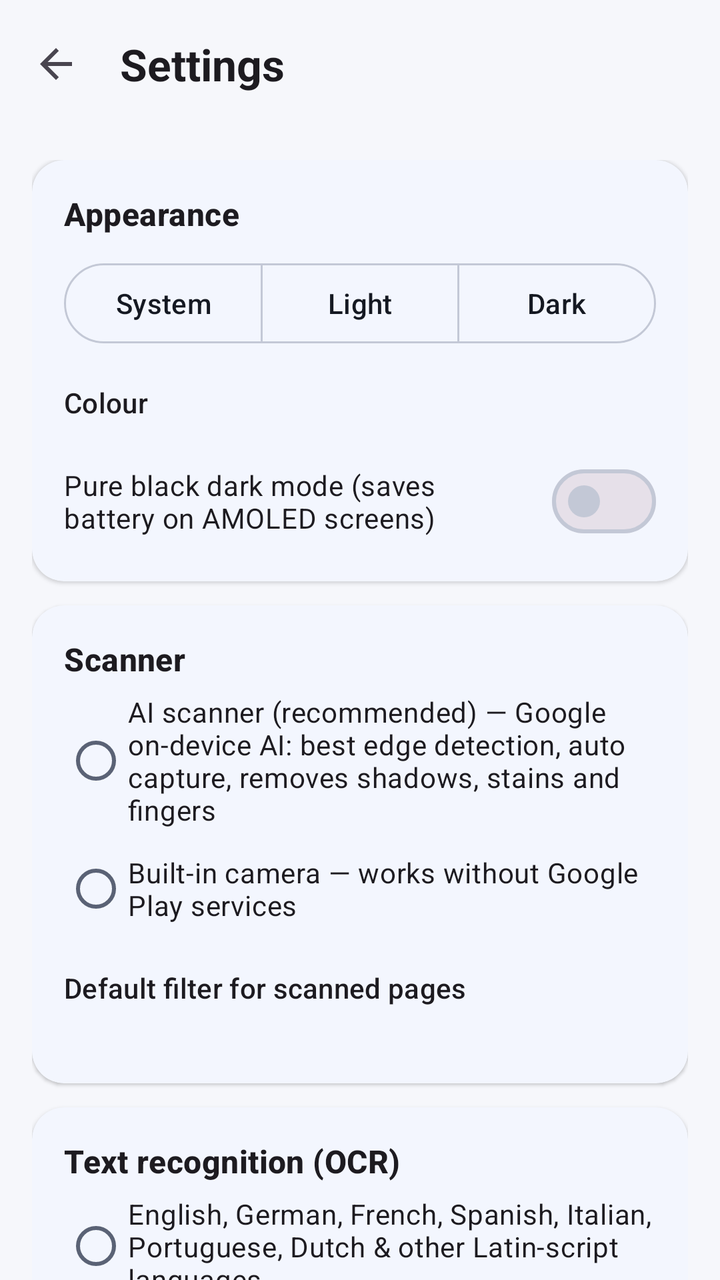
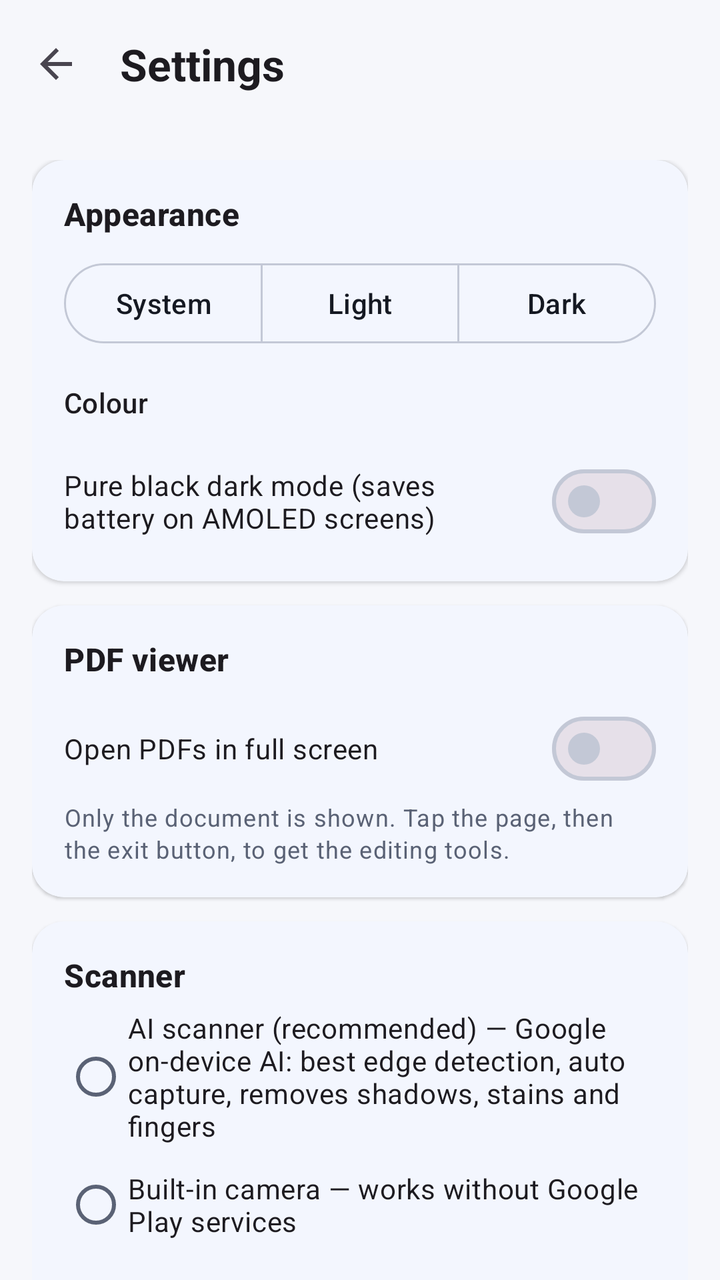

Compare the two renders of this Android layout. The source of the first and the diff that turns it into the second are given below.
<!-- AndroidManifest.xml: application theme Theme.ScanSign -->
<!-- res/layout/activity_settings.xml -->
<?xml version="1.0" encoding="utf-8"?>
<LinearLayout xmlns:android="http://schemas.android.com/apk/res/android"
    xmlns:app="http://schemas.android.com/apk/res-auto"
    android:layout_width="match_parent"
    android:layout_height="match_parent"
    android:orientation="vertical">

    <com.google.android.material.appbar.MaterialToolbar
        android:id="@+id/toolbar"
        style="@style/Widget.App.Toolbar"
        android:layout_width="match_parent"
        android:layout_height="?attr/actionBarSize"
        app:navigationIcon="@drawable/ic_back"
        app:title="Settings" />

    <androidx.core.widget.NestedScrollView
        android:layout_width="match_parent"
        android:layout_height="match_parent">

        <LinearLayout
            android:id="@+id/content"
            android:layout_gravity="center_horizontal"
            android:layout_width="match_parent"
            android:layout_height="wrap_content"
            android:orientation="vertical"
            android:padding="16dp">

            <com.google.android.material.card.MaterialCardView
                android:layout_width="match_parent"
                android:layout_height="wrap_content"
                android:layout_marginBottom="12dp">

                <LinearLayout
                    android:layout_width="match_parent"
                    android:layout_height="wrap_content"
                    android:orientation="vertical"
                    android:padding="16dp">

                    <TextView
                        android:layout_width="wrap_content"
                        android:layout_height="wrap_content"
                        android:text="Appearance"
                        android:textAppearance="@style/TextAppearance.App.Section" />

                    <com.google.android.material.button.MaterialButtonToggleGroup
                        android:id="@+id/modeGroup"
                        android:layout_width="match_parent"
                        android:layout_height="wrap_content"
                        android:layout_marginTop="10dp"
                        app:selectionRequired="true"
                        app:singleSelection="true">

                        <com.google.android.material.button.MaterialButton
                            android:id="@+id/modeSystem"
                            style="@style/Widget.Material3.Button.OutlinedButton"
                            android:layout_width="0dp"
                            android:layout_height="48dp"
                            android:layout_weight="1"
                            android:maxLines="1"
                            android:text="System" />

                        <com.google.android.material.button.MaterialButton
                            android:id="@+id/modeLight"
                            style="@style/Widget.Material3.Button.OutlinedButton"
                            android:layout_width="0dp"
                            android:layout_height="48dp"
                            android:layout_weight="1"
                            android:maxLines="1"
                            android:text="Light" />

                        <com.google.android.material.button.MaterialButton
                            android:id="@+id/modeDark"
                            style="@style/Widget.Material3.Button.OutlinedButton"
                            android:layout_width="0dp"
                            android:layout_height="48dp"
                            android:layout_weight="1"
                            android:maxLines="1"
                            android:text="Dark" />
                    </com.google.android.material.button.MaterialButtonToggleGroup>

                    <TextView
                        android:layout_width="wrap_content"
                        android:layout_height="wrap_content"
                        android:layout_marginTop="16dp"
                        android:text="Colour"
                        android:textAppearance="@style/TextAppearance.Material3.LabelLarge" />

                    <LinearLayout
                        android:id="@+id/accents"
                        android:layout_width="match_parent"
                        android:layout_height="wrap_content"
                        android:layout_marginTop="8dp"
                        android:orientation="vertical" />

                    <com.google.android.material.materialswitch.MaterialSwitch
                        android:id="@+id/amoled"
                        android:layout_width="match_parent"
                        android:layout_height="wrap_content"
                        android:layout_marginTop="8dp"
                        android:text="Pure black dark mode (saves battery on AMOLED screens)" />
                </LinearLayout>
            </com.google.android.material.card.MaterialCardView>

            <com.google.android.material.card.MaterialCardView
                android:layout_width="match_parent"
                android:layout_height="wrap_content">

                <LinearLayout
                    android:layout_width="match_parent"
                    android:layout_height="wrap_content"
                    android:orientation="vertical"
                    android:padding="16dp">

                    <TextView
                        android:layout_width="wrap_content"
                        android:layout_height="wrap_content"
                        android:text="Scanner"
                        android:textAppearance="@style/TextAppearance.App.Section" />

                    <RadioGroup
                        android:id="@+id/scanner"
                        android:layout_width="match_parent"
                        android:layout_height="wrap_content"
                        android:layout_marginTop="6dp">

                        <RadioButton
                            android:id="@+id/scannerAi"
                            android:layout_width="match_parent"
                            android:layout_height="wrap_content"
                            android:text="AI scanner (recommended) — Google on-device AI: best edge detection, auto capture, removes shadows, stains and fingers" />

                        <RadioButton
                            android:id="@+id/scannerBuiltin"
                            android:layout_width="match_parent"
                            android:layout_height="wrap_content"
                            android:layout_marginTop="6dp"
                            android:text="Built-in camera — works without Google Play services" />
                    </RadioGroup>

                    <TextView
                        android:layout_width="wrap_content"
                        android:layout_height="wrap_content"
                        android:layout_marginTop="16dp"
                        android:text="Default filter for scanned pages"
                        android:textAppearance="@style/TextAppearance.Material3.LabelLarge" />

                    <com.google.android.material.chip.ChipGroup
                        android:id="@+id/filterGroup"
                        android:layout_width="match_parent"
                        android:layout_height="wrap_content"
                        android:layout_marginTop="4dp"
                        app:selectionRequired="true"
                        app:singleSelection="true" />

                    <TextView
                        android:id="@+id/filterHint"
                        android:layout_width="match_parent"
                        android:layout_height="wrap_content"
                        android:layout_marginTop="2dp"
                        android:textAppearance="@style/TextAppearance.Material3.BodySmall"
                        android:textColor="?attr/colorOnSurfaceVariant" />
                </LinearLayout>
            </com.google.android.material.card.MaterialCardView>

            <com.google.android.material.card.MaterialCardView
                android:layout_width="match_parent"
                android:layout_height="wrap_content"
                android:layout_marginTop="12dp">

                <LinearLayout
                    android:layout_width="match_parent"
                    android:layout_height="wrap_content"
                    android:orientation="vertical"
                    android:padding="16dp">

                    <TextView
                        android:layout_width="wrap_content"
                        android:layout_height="wrap_content"
                        android:text="Text recognition (OCR)"
                        android:textAppearance="@style/TextAppearance.App.Section" />

                    <RadioGroup
                        android:id="@+id/ocr"
                        android:layout_width="match_parent"
                        android:layout_height="wrap_content"
                        android:layout_marginTop="6dp">

                        <RadioButton
                            android:id="@+id/ocrLatin"
                            android:layout_width="match_parent"
                            android:layout_height="wrap_content"
                            android:text="English, German, French, Spanish, Italian, Portuguese, Dutch &amp; other Latin-script languages" />

                        <RadioButton
                            android:id="@+id/ocrDeva"
                            android:layout_width="match_parent"
                            android:layout_height="wrap_content"
                            android:text="Hindi, Marathi, Nepali (Devanagari)" />
                    </RadioGroup>

                    <com.google.android.material.materialswitch.MaterialSwitch
                        android:id="@+id/searchable"
                        android:layout_width="match_parent"
                        android:layout_height="wrap_content"
                        android:layout_marginTop="10dp"
                        android:text="Make scanned PDFs searchable (adds hidden text)" />

                    <TextView
                        android:layout_width="match_parent"
                        android:layout_height="wrap_content"
                        android:layout_marginTop="6dp"
                        android:text="Recognition runs fully on your phone. Nothing is uploaded."
                        android:textAppearance="@style/TextAppearance.Material3.BodySmall"
                        android:textColor="?attr/colorOnSurfaceVariant" />
                </LinearLayout>
            </com.google.android.material.card.MaterialCardView>
        </LinearLayout>
    </androidx.core.widget.NestedScrollView>
</LinearLayout>
<!-- resources referenced by this layout -->
<resources>
  <!-- drawable ic_back (drawable) -->
  <?xml version="1.0" encoding="utf-8"?>
  <vector xmlns:android="http://schemas.android.com/apk/res/android"
      android:width="24dp" android:height="24dp"
      android:viewportWidth="24" android:viewportHeight="24"
      android:tint="?attr/colorControlNormal">
      <path android:fillColor="#FFFFFFFF" android:pathData="M20,11H7.83l5.59,-5.59L12,4l-8,8 8,8 1.41,-1.41L7.83,13H20v-2z" />
  </vector>
  <style name="TextAppearance.App.Section" parent="TextAppearance.Material3.TitleMedium">
          <item name="android:textStyle">bold</item>
      </style>
  <style name="Widget.App.Toolbar" parent="Widget.Material3.Toolbar">
          <item name="android:background">?android:attr/colorBackground</item>
          <item name="titleTextAppearance">@style/TextAppearance.App.ToolbarTitle</item>
      </style>
  <style name="Theme.ScanSign" parent="Theme.Material3.DayNight.NoActionBar">
          <item name="colorPrimary">@color/md_primary</item>
          <item name="colorOnPrimary">@color/md_on_primary</item>
          <item name="colorPrimaryContainer">@color/md_primary_container</item>
          <item name="colorOnPrimaryContainer">@color/md_on_primary_container</item>
          <item name="colorSecondary">@color/md_secondary</item>
          <item name="colorSecondaryContainer">@color/md_secondary_container</item>
          <item name="colorOnSecondaryContainer">@color/md_on_secondary_container</item>
          <item name="android:colorBackground">@color/md_background</item>
          <item name="colorSurface">@color/md_surface</item>
          <item name="colorSurfaceVariant">@color/md_surface_variant</item>
          <item name="colorOnSurface">@color/md_on_surface</item>
          <item name="colorOnSurfaceVariant">@color/md_on_surface_variant</item>
          <item name="colorOutline">@color/md_outline</item>
          <item name="android:windowBackground">@color/md_background</item>
          <item name="android:windowLightStatusBar">@bool/light_bars</item>
          <item name="materialCardViewStyle">@style/Widget.App.Card</item>
      </style>
  <style name="TextAppearance.App.ToolbarTitle" parent="TextAppearance.Material3.TitleLarge">
          <item name="android:textStyle">bold</item>
      </style>
  <color name="md_primary">#2457F5</color>
  <color name="md_on_primary">#FFFFFF</color>
  <color name="md_primary_container">#DCE4FF</color>
  <color name="md_on_primary_container">#001652</color>
  <color name="md_secondary">#00A893</color>
  <color name="md_secondary_container">#C9F5EE</color>
  <color name="md_on_secondary_container">#00201C</color>
  <color name="md_background">#F6F7FB</color>
  <color name="md_surface">#FFFFFF</color>
  <color name="md_surface_variant">#E7EAF3</color>
  <color name="md_on_surface">#151922</color>
  <color name="md_on_surface_variant">#5A6275</color>
  <color name="md_outline">#C3C8D6</color>
  <style name="Widget.App.Card" parent="Widget.Material3.CardView.Elevated">
          <item name="cardCornerRadius">16dp</item>
          <item name="cardElevation">1dp</item>
          <item name="cardBackgroundColor">?attr/colorSurface</item>
      </style>
</resources>

<!-- the commit's change to res/layout/activity_settings.xml (unified diff, before → after) -->
@@ -37,8 +37,11 @@
                     android:padding="16dp">
 
                     <TextView
-                        android:layout_width="wrap_content"
-                        android:layout_height="wrap_content"
+                        android:id="@+id/secAppearance"
+                        android:layout_width="wrap_content"
+                        android:layout_height="wrap_content"
+                        android:drawablePadding="12dp"
+                        android:gravity="center_vertical"
                         android:text="Appearance"
                         android:textAppearance="@style/TextAppearance.App.Section" />
 
@@ -103,6 +106,43 @@
 
             <com.google.android.material.card.MaterialCardView
                 android:layout_width="match_parent"
+                android:layout_height="wrap_content"
+                android:layout_marginBottom="12dp">
+
+                <LinearLayout
+                    android:layout_width="match_parent"
+                    android:layout_height="wrap_content"
+                    android:orientation="vertical"
+                    android:padding="16dp">
+
+                    <TextView
+                        android:id="@+id/secViewer"
+                        android:layout_width="wrap_content"
+                        android:layout_height="wrap_content"
+                        android:drawablePadding="12dp"
+                        android:gravity="center_vertical"
+                        android:text="PDF viewer"
+                        android:textAppearance="@style/TextAppearance.App.Section" />
+
+                    <com.google.android.material.materialswitch.MaterialSwitch
+                        android:id="@+id/openFullscreen"
+                        android:layout_width="match_parent"
+                        android:layout_height="wrap_content"
+                        android:layout_marginTop="10dp"
+                        android:text="Open PDFs in full screen" />
+
+                    <TextView
+                        android:layout_width="match_parent"
+                        android:layout_height="wrap_content"
+                        android:layout_marginTop="2dp"
+                        android:text="Only the document is shown. Tap the page, then the exit button, to get the editing tools."
+                        android:textAppearance="@style/TextAppearance.Material3.BodySmall"
+                        android:textColor="?attr/colorOnSurfaceVariant" />
+                </LinearLayout>
+            </com.google.android.material.card.MaterialCardView>
+
+            <com.google.android.material.card.MaterialCardView
+                android:layout_width="match_parent"
                 android:layout_height="wrap_content">
 
                 <LinearLayout
@@ -112,8 +152,11 @@
                     android:padding="16dp">
 
                     <TextView
-                        android:layout_width="wrap_content"
-                        android:layout_height="wrap_content"
+                        android:id="@+id/secScanner"
+                        android:layout_width="wrap_content"
+                        android:layout_height="wrap_content"
+                        android:drawablePadding="12dp"
+                        android:gravity="center_vertical"
                         android:text="Scanner"
                         android:textAppearance="@style/TextAppearance.App.Section" />
 
@@ -174,8 +217,11 @@
                     android:padding="16dp">
 
                     <TextView
-                        android:layout_width="wrap_content"
-                        android:layout_height="wrap_content"
+                        android:id="@+id/secOcr"
+                        android:layout_width="wrap_content"
+                        android:layout_height="wrap_content"
+                        android:drawablePadding="12dp"
+                        android:gravity="center_vertical"
                         android:text="Text recognition (OCR)"
                         android:textAppearance="@style/TextAppearance.App.Section" />
 
